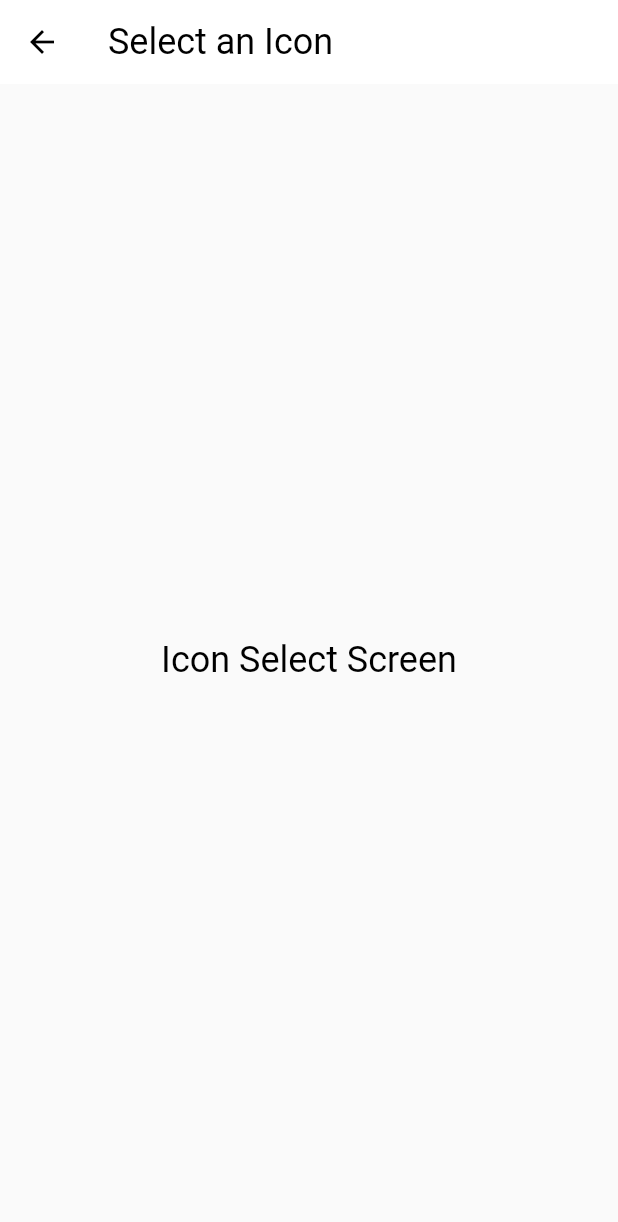
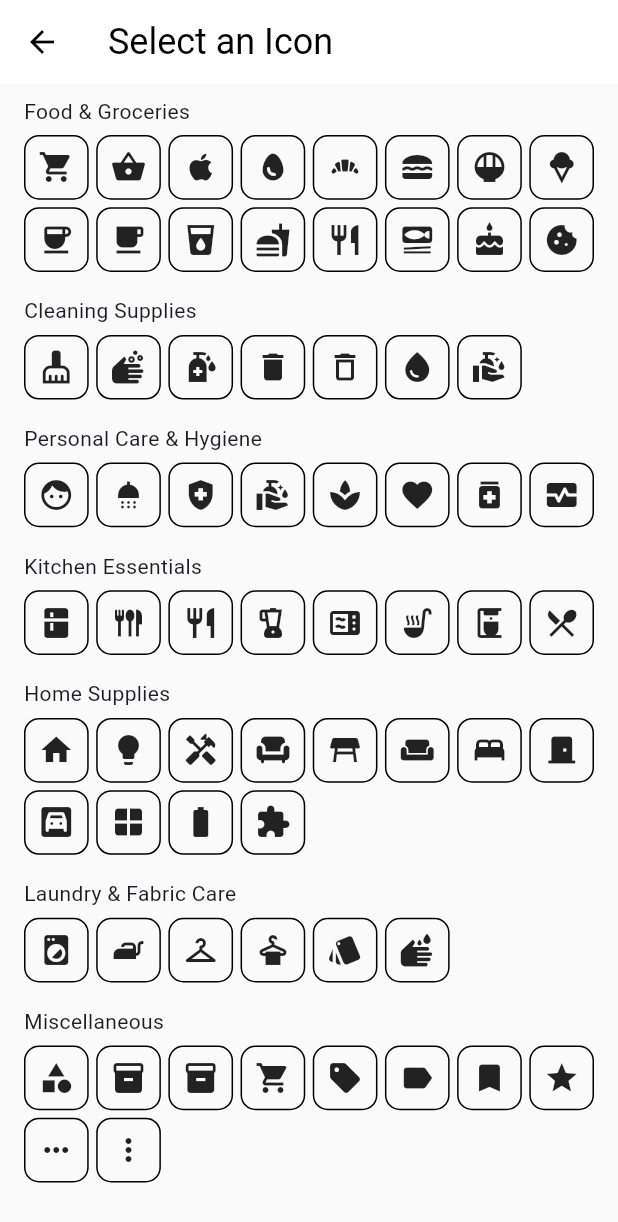
Before and after one commit to HastiKelidiSiyan/neverOut, a Flutter app: the IconSelectScreen screen opened directly, on a phone screen of 412 x 824 dp. Shown: the top 1222 px of the screen. Run offline on Flutter 3.47's test engine with Material 3 defaults, Android fonts, the phone set to English and light mode, and no system bars; our stand-ins replace connectivity_plus, drift, supabase_flutter; accounts and stored records are empty; generated files the repository leaves out were written again.

Commit message:
Finished icon select screen ui implementation.

```diff
--- /dev/null
+++ b/lib/data/categories.dart
@@ -0,0 +1,130 @@
+import 'package:flutter/material.dart';
+import '../models/category_model.dart';
+
+class Categories {
+  static const foodAndGroceries = Category(
+    id: 'food_and_groceries',
+    name: 'Food & Groceries',
+    icons: [
+      Icons.local_grocery_store,
+      Icons.shopping_basket,
+      Icons.apple,
+      Icons.egg,
+      Icons.bakery_dining,
+      Icons.lunch_dining,
+      Icons.rice_bowl,
+      Icons.icecream,
+      Icons.coffee,
+      Icons.local_cafe,
+      Icons.local_drink,
+      Icons.fastfood,
+      Icons.restaurant,
+      Icons.set_meal,
+      Icons.cake,
+      Icons.cookie,
+    ],
+  );
+
+  static const cleaningSupplies = Category(
+    id: 'cleaning_supplies',
+    name: 'Cleaning Supplies',
+    icons: [
+      Icons.cleaning_services,
+      Icons.soap,
+      Icons.sanitizer,
+      Icons.delete,
+      Icons.delete_outline,
+      Icons.water_drop,
+      Icons.clean_hands,
+    ],
+  );
+
+  static const personalCareAndHygiene = Category(
+    id: 'personal_care_and_hygiene',
+    name: 'Personal Care & Hygiene',
+    icons: [
+      Icons.face,
+      Icons.shower,
+      Icons.health_and_safety,
+      Icons.clean_hands,
+      Icons.spa,
+      Icons.favorite,
+      Icons.medication,
+      Icons.monitor_heart,
+    ],
+  );
+
+  static const kitchenEssentials = Category(
+    id: 'kitchen_essentials',
+    name: 'Kitchen Essentials',
+    icons: [
+      Icons.kitchen,
+      Icons.flatware,
+      Icons.restaurant,
+      Icons.blender,
+      Icons.microwave,
+      Icons.soup_kitchen,
+      Icons.coffee_maker,
+      Icons.local_dining,
+    ],
+  );
+
+  static const homeSupplies = Category(
+    id: 'home_supplies',
+    name: 'Home Supplies',
+    icons: [
+      Icons.home,
+      Icons.lightbulb,
+      Icons.handyman,
+      Icons.chair,
+      Icons.table_restaurant,
+      Icons.weekend,
+      Icons.bed,
+      Icons.door_front_door,
+      Icons.garage,
+      Icons.window,
+      Icons.battery_full,
+      Icons.extension,
+    ],
+  );
+
+  static const laundryAndFabricCare = Category(
+    id: 'laundry_and_fabric_care',
+    name: 'Laundry & Fabric Care',
+    icons: [
+      Icons.local_laundry_service,
+      Icons.iron,
+      Icons.checkroom,
+      Icons.dry_cleaning,
+      Icons.style,
+      Icons.wash,
+    ],
+  );
+
+  static const misc = Category(
+    id: 'misc',
+    name: 'Miscellaneous',
+    icons: [
+      Icons.category,
+      Icons.inventory_2,
+      Icons.inventory,
+      Icons.shopping_cart,
+      Icons.sell,
+      Icons.label,
+      Icons.bookmark,
+      Icons.star,
+      Icons.more_horiz,
+      Icons.more_vert,
+    ],
+  );
+
+  static const List<Category> all = [
+    foodAndGroceries,
+    cleaningSupplies,
+    personalCareAndHygiene,
+    kitchenEssentials,
+    homeSupplies,
+    laundryAndFabricCare,
+    misc,
+  ];
+}
--- /dev/null
+++ b/lib/models/category_model.dart
@@ -0,0 +1,13 @@
+import 'package:flutter/material.dart';
+
+class Category {
+  final String id;
+  final String name;
+  final List<IconData> icons;
+
+  const Category({
+    required this.id,
+    required this.name,
+    required this.icons,
+  });
+}
--- a/lib/models/product_model.dart
+++ b/lib/models/product_model.dart
@@ -1,6 +1,8 @@
 enum UnitType { kilogram, liter, piece, box }
 
 enum SyncStatus { synced, pendingCreate, pendingUpdate, pendingDelete, deleted }
+
+enum Category { foodAndGroceries, cleaningSupplies, personalCareAndHygiene, kitchenEssentials, homeSupplies, laundryAndFabricCare, misc }
 
 class ProductModel {
   ProductModel({
--- a/lib/screens/icon_select.dart
+++ b/lib/screens/icon_select.dart
@@ -1,4 +1,6 @@
 import 'package:flutter/material.dart';
+import 'package:never_out/data/categories.dart';
+import 'package:never_out/widgets/icon_category.dart';
 
 class IconSelectScreen extends StatefulWidget {
   const IconSelectScreen({super.key});
@@ -14,7 +16,15 @@ class _IconSelectScreenState extends State<IconSelectScreen> {
       appBar: AppBar(
         title: Text('Select an Icon'),
       ),
-      body: Center(child: Text('Icon Select Screen', style: Theme.of(context).textTheme.titleLarge,)),
+      body: Padding(
+        padding: const EdgeInsets.symmetric(horizontal: 8.0),
+        child: ListView.builder(
+          itemCount: Categories.all.length,
+          itemBuilder: (context, index) {
+            return IconCategory(category: Categories.all[index]);
+          },
+        ),
+      ),
     );
   }
 }
--- /dev/null
+++ b/lib/widgets/icon_category.dart
@@ -0,0 +1,37 @@
+import 'package:flutter/material.dart';
+import 'package:never_out/models/category_model.dart';
+import 'package:never_out/widgets/icon_category_item.dart';
+
+class IconCategory extends StatelessWidget {
+  const IconCategory({super.key, required this.category});
+
+  final Category category;
+
+  @override
+  Widget build(BuildContext context) {
+    return Padding(
+      padding: EdgeInsets.all(8),
+      child: Column(
+        mainAxisAlignment: MainAxisAlignment.center,
+        crossAxisAlignment: CrossAxisAlignment.start,
+        children: [
+          Text(category.name),
+          SizedBox(
+            height: 6,
+          ),
+          GridView.count(
+            crossAxisCount: 8,
+            mainAxisSpacing: 5,
+            crossAxisSpacing: 5,
+            shrinkWrap: true,
+            physics: const NeverScrollableScrollPhysics(),
+            children: [
+              for (final iconData in category.icons)
+                IconCategoryItem(iconData: iconData),
+            ],
+          ),
+        ],
+      ),
+    );
+  }
+}
--- /dev/null
+++ b/lib/widgets/icon_category_item.dart
@@ -0,0 +1,22 @@
+import 'package:flutter/material.dart';
+
+class IconCategoryItem extends StatelessWidget {
+  const IconCategoryItem({super.key, required this.iconData});
+
+  final IconData iconData;
+
+  @override
+  Widget build(BuildContext context) {
+    return Container(
+      width: 60,
+      height: 60,
+      decoration: BoxDecoration(
+        border: Border.all(color: Colors.black),
+        borderRadius: BorderRadius.circular(10),
+      ),
+      child: Center(
+        child: Icon(iconData),
+      ),
+    );
+  }
+}
```
